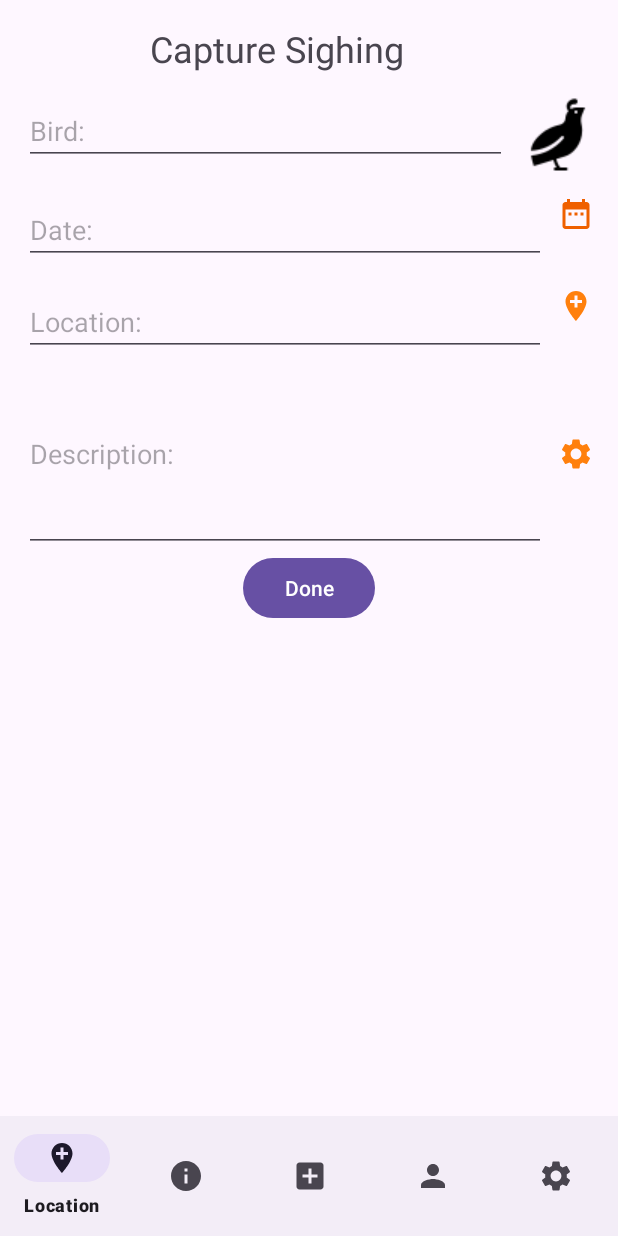
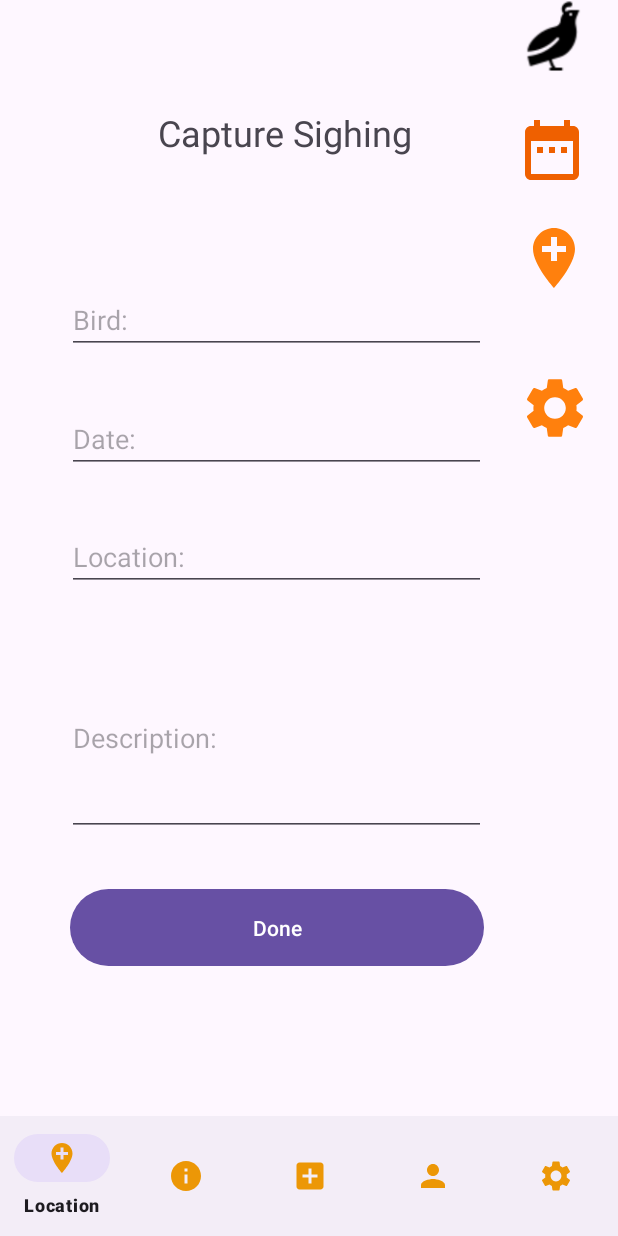
Before and after one commit to Devon0209/Bird_app, an Android app: the fragment AddFragment placed in its activity, on a phone screen of 412 x 824 dp. Run offline under Robolectric (Android 15) with nearby library versions, the phone set to English and light mode, and no system bars; our stand-ins replace Firebase (no records; nobody signed in at launch, a user with empty details on screens opened directly); 1 statement that could not run was skipped.

Commit message:
UI updates

```diff
--- a/app/src/main/AndroidManifest.xml
+++ b/app/src/main/AndroidManifest.xml
@@ -48,7 +48,7 @@
         <activity
             android:name=".MapsActivity"
             android:exported="false"
-            android:label="@string/title_activity_maps" />
+            android:label="Intaka" />
         <activity
 
             android:name=".SignInActivity"
--- a/app/src/main/java/com/example/myapplication/MainActivity.kt
+++ b/app/src/main/java/com/example/myapplication/MainActivity.kt
@@ -5,6 +5,8 @@ import androidx.appcompat.app.AppCompatActivity
 import android.os.Bundle
 import android.widget.Button
 import android.widget.Toast
+import androidx.core.content.ContextCompat
+import com.google.android.material.bottomnavigation.BottomNavigationView
 import com.google.firebase.auth.FirebaseAuth
 
 class MainActivity : AppCompatActivity() {
@@ -23,5 +25,7 @@ try {
     Toast.makeText (this, e.message, Toast.LENGTH_SHORT).show();
 }
 
+
+
     }
 }
--- a/app/src/main/java/com/example/myapplication/MenuActivity.kt
+++ b/app/src/main/java/com/example/myapplication/MenuActivity.kt
@@ -40,6 +40,8 @@ class MenuActivity : AppCompatActivity() {
             .commit()
     }
 
+
+
     override fun onCreate(savedInstanceState: Bundle?) {
         super.onCreate(savedInstanceState)
         setContentView(R.layout.activity_menu)
--- a/app/src/main/java/com/example/myapplication/Profile.kt
+++ b/app/src/main/java/com/example/myapplication/Profile.kt
@@ -2,10 +2,17 @@ package com.example.myapplication
 
 import androidx.appcompat.app.AppCompatActivity
 import android.os.Bundle
+import android.widget.ImageView
 
 class Profile : AppCompatActivity() {
     override fun onCreate(savedInstanceState: Bundle?) {
         super.onCreate(savedInstanceState)
         setContentView(R.layout.activity_profile)
+
+
+
+
+        val circularImageView = findViewById<ImageView>(R.id.imageView2)
+// You can further customize your ImageView or load an image into it here.
     }
 }
--- /dev/null
+++ b/app/src/main/res/drawable/circular_border_background.xml
@@ -0,0 +1,9 @@
+<?xml version="1.0" encoding="utf-8"?>
+<shape xmlns:android="http://schemas.android.com/apk/res/android">
+    <solid android:color="@android:color/transparent" />
+    <stroke
+        android:color="#FFA500"
+         android:width="4dp"
+    />
+    <corners android:radius="1000dp" /> <!-- A large value for a circle -->
+</shape>
--- a/app/src/main/res/layout/activity_menu.xml
+++ b/app/src/main/res/layout/activity_menu.xml
@@ -19,5 +19,6 @@
         android:layout_width="match_parent"
         android:layout_height="wrap_content"
         android:layout_alignParentBottom="true"
+        app:itemIconTint="@color/orange"
         app:menu="@menu/bottom_nav_menu" />
 </RelativeLayout>
--- a/app/src/main/res/layout/activity_profile.xml
+++ b/app/src/main/res/layout/activity_profile.xml
@@ -44,16 +44,17 @@
 
 
     <ImageView
+        style="@style/RoundedImageViewWithBorder"
         android:id="@+id/imageView2"
-        android:layout_width="182dp"
-        android:layout_height="175dp"
-        app:cardCornerRadius="80dp"
+        android:layout_width="190dp"
+        android:layout_height="190dp"
         app:layout_constraintBottom_toBottomOf="parent"
         app:layout_constraintEnd_toEndOf="parent"
         app:layout_constraintHorizontal_bias="0.449"
         app:layout_constraintStart_toStartOf="parent"
         app:layout_constraintTop_toTopOf="parent"
         app:layout_constraintVertical_bias="0.104"
-        tools:srcCompat="@tools:sample/avatars" />
+        tools:srcCompat="@tools:sample/avatars"
+        android:importantForAccessibility="no" />
 
 </androidx.constraintlayout.widget.ConstraintLayout>
--- a/app/src/main/res/layout/fragment_add.xml
+++ b/app/src/main/res/layout/fragment_add.xml
@@ -1,109 +1,138 @@
 <?xml version="1.0" encoding="utf-8"?>
-    <LinearLayout
-        xmlns:android="http://schemas.android.com/apk/res/android"
+<androidx.constraintlayout.widget.ConstraintLayout xmlns:android="http://schemas.android.com/apk/res/android"
+    xmlns:app="http://schemas.android.com/apk/res-auto"
     xmlns:tools="http://schemas.android.com/tools"
+    android:id="@+id/linearLayout"
     android:layout_width="match_parent"
     android:layout_height="match_parent"
-        android:orientation="vertical"
-        android:padding="16dp"
     tools:context=".Sightings.AddFragment">
-        <TextView
-            android:layout_width="match_parent"
-            android:layout_height="wrap_content"
-            android:text="              Capture Sighing"
-            android:textSize="24sp"
-            android:layout_gravity="center"
-            android:layout_marginBottom="16dp" />
 
     <!-- Bird Input -->
-        <LinearLayout
-            android:layout_width="match_parent"
-            android:layout_height="wrap_content"
-            android:orientation="horizontal"
-            android:layout_marginBottom="16dp">
+
+
+    <!-- Date Input -->
+
+
+    <!-- Location Input -->
+
+
+    <TextView
+        android:id="@+id/textView5"
+        android:layout_width="194dp"
+        android:layout_height="43dp"
+
+        android:text=" Capture Sighing"
+        android:textSize="24sp"
+        app:layout_constraintBottom_toTopOf="@+id/editTextDescription"
+        app:layout_constraintEnd_toEndOf="parent"
+        app:layout_constraintHorizontal_bias="0.456"
+        app:layout_constraintStart_toStartOf="parent"
+        app:layout_constraintTop_toTopOf="parent"
+        app:layout_constraintVertical_bias="0.187" />
 
     <EditText
-                android:layout_width="0dp"
-                android:layout_height="wrap_content"
-                android:layout_weight="1"
+        android:id="@+id/editTextBird"
+        android:layout_width="279dp"
+        android:layout_height="45dp"
+        android:layout_marginBottom="116dp"
         android:hint="Bird:"
-                android:id="@+id/editTextBird" />
+        app:layout_constraintBottom_toTopOf="@+id/editTextDescription"
+        app:layout_constraintEnd_toEndOf="@+id/textView5"
+        app:layout_constraintHorizontal_bias="0.647"
+        app:layout_constraintStart_toStartOf="@+id/textView5"
+        app:layout_constraintTop_toBottomOf="@+id/textView5" />
 
     <ImageView
-                android:layout_width="wrap_content"
-                android:layout_height="wrap_content"
+        android:id="@+id/imageView3"
+        android:layout_width="48dp"
+        android:layout_height="48dp"
+
         android:src="@drawable/hotspot_marker"
-                android:layout_marginStart="8dp" />
-        </LinearLayout>
+        app:layout_constraintEnd_toEndOf="parent"
+        app:layout_constraintStart_toEndOf="@+id/editTextBird"
+        tools:layout_editor_absoluteY="142dp" />
 
-        <!-- Date Input -->
-        <LinearLayout
-            android:layout_width="match_parent"
-            android:layout_height="wrap_content"
-            android:orientation="horizontal"
-            android:layout_marginBottom="16dp">
+
+    <!-- Add Button -->
 
     <EditText
-                android:layout_width="0dp"
-                android:layout_height="wrap_content"
-                android:layout_weight="1"
+        android:id="@+id/editTextDate"
+        android:layout_width="279dp"
+        android:layout_height="44dp"
         android:hint="Date:"
-                android:id="@+id/editTextDate" />
+        app:layout_constraintBottom_toTopOf="@+id/editTextDescription"
+        app:layout_constraintEnd_toEndOf="@+id/editTextBird"
+        app:layout_constraintHorizontal_bias="0.0"
+        app:layout_constraintStart_toStartOf="@+id/editTextBird"
+        app:layout_constraintTop_toBottomOf="@+id/editTextBird"
+        app:layout_constraintVertical_bias="0.241" />
 
     <ImageView
-                android:layout_width="wrap_content"
-                android:layout_height="wrap_content"
+        android:id="@+id/imageView4"
+        android:layout_width="48dp"
+        android:layout_height="48dp"
+        android:layout_marginTop="28dp"
         android:src="@drawable/ic_date_icon"
-                android:layout_marginStart="8dp" />
-        </LinearLayout>
-
-        <!-- Location Input -->
-        <LinearLayout
-            android:layout_width="match_parent"
-            android:layout_height="wrap_content"
-            android:orientation="horizontal">
+        app:layout_constraintEnd_toEndOf="parent"
+        app:layout_constraintStart_toEndOf="@+id/editTextDate"
+        app:layout_constraintTop_toBottomOf="@+id/imageView3" />
 
     <EditText
-                android:layout_width="0dp"
+        android:id="@+id/editTextLocation"
+        android:layout_width="279dp"
         android:layout_height="wrap_content"
-                android:layout_weight="1"
         android:hint="Location:"
-                android:id="@+id/editTextLocation" />
+        app:layout_constraintBottom_toTopOf="@+id/editTextDescription"
+        app:layout_constraintEnd_toEndOf="@+id/editTextDate"
+        app:layout_constraintHorizontal_bias="0.0"
+        app:layout_constraintStart_toStartOf="@+id/editTextDate"
+        app:layout_constraintTop_toBottomOf="@+id/editTextDate" />
 
     <ImageView
-                android:layout_width="wrap_content"
-                android:layout_height="wrap_content"
+        android:id="@+id/imageView5"
+        android:layout_width="48dp"
+        android:layout_height="48dp"
+        android:layout_marginTop="24dp"
         android:src="@drawable/ic_location"
-                android:layout_marginStart="8dp" />
-        </LinearLayout>
-
-        <LinearLayout
-            android:layout_width="match_parent"
-            android:layout_height="wrap_content"
-            android:orientation="horizontal">
+        app:layout_constraintEnd_toEndOf="parent"
+        app:layout_constraintHorizontal_bias="0.541"
+        app:layout_constraintStart_toEndOf="@+id/editTextLocation"
+        app:layout_constraintTop_toBottomOf="@+id/imageView4" />
 
     <EditText
-                android:layout_width="0dp"
+        android:id="@+id/editTextDescription"
+        android:layout_width="279dp"
         android:layout_height="wrap_content"
-                android:layout_weight="1"
-                android:hint="Description:"
-                android:id="@+id/editTextDescription"
+        android:hint="@string/description"
         android:lines="5"
-                />
+        app:layout_constraintBottom_toBottomOf="parent"
+        app:layout_constraintEnd_toEndOf="@+id/editTextLocation"
+        app:layout_constraintHorizontal_bias="1.0"
+        app:layout_constraintStart_toStartOf="@+id/editTextLocation"
+        app:layout_constraintTop_toTopOf="parent"
+        app:layout_constraintVertical_bias="0.696" />
 
     <ImageView
-                android:layout_width="wrap_content"
-                android:layout_height="match_parent"
-                android:layout_marginStart="8dp"
+        android:id="@+id/imageView6"
+        android:layout_width="48dp"
+        android:layout_height="48dp"
+        android:layout_marginTop="52dp"
         android:lines="5"
-                android:src="@drawable/ic_settings" />
-        </LinearLayout>
+        android:src="@drawable/ic_settings"
+        app:layout_constraintEnd_toEndOf="parent"
+        app:layout_constraintHorizontal_bias="0.55"
+        app:layout_constraintStart_toEndOf="@+id/editTextDescription"
+        app:layout_constraintTop_toBottomOf="@+id/imageView5" />
 
-        <!-- Add Button -->
     <Button
-            android:layout_width="wrap_content"
-            android:layout_height="wrap_content"
+        android:id="@+id/addButton"
+        android:layout_width="276dp"
+        android:layout_height="59dp"
         android:text="Done"
-            android:id="@+id/addButton"
-            android:layout_gravity="center" />
-    </LinearLayout>
+        app:layout_constraintBottom_toBottomOf="parent"
+        app:layout_constraintEnd_toEndOf="@+id/editTextDescription"
+        app:layout_constraintHorizontal_bias="0.564"
+        app:layout_constraintStart_toStartOf="@+id/editTextDescription"
+        app:layout_constraintTop_toBottomOf="@+id/editTextDescription"
+        app:layout_constraintVertical_bias="0.247" />
+</androidx.constraintlayout.widget.ConstraintLayout>
--- a/app/src/main/res/values/ids.xml
+++ /dev/null
@@ -1,4 +0,0 @@
-<?xml version="1.0" encoding="utf-8"?>
-<resources>
-    <item name="addImageButton" type="id" />
-</resources>
--- /dev/null
+++ b/app/src/main/res/values/profile.xml
@@ -0,0 +1,9 @@
+<?xml version="1.0" encoding="utf-8"?>
+<resources>
+    <style name="RoundedImageViewWithBorder">
+        <item name="android:background">@drawable/circular_border_background</item>
+        <item name="android:layout_width">wrap_content</item>
+        <item name="android:layout_height">wrap_content</item>
+    </style>
+
+</resources>
--- a/app/src/main/res/values/strings.xml
+++ b/app/src/main/res/values/strings.xml
@@ -3,5 +3,6 @@
     <string name="title_activity_maps">MapsActivity</string>
     <string name="title_activity_maps_activitymain">MapsActivitymain</string>
     <string name="hello_blank_fragment">Hello blank fragment</string>
+    <string name="description">Description:</string>
 
 </resources>
--- a/app/src/main/res/values/themes.xml
+++ b/app/src/main/res/values/themes.xml
@@ -3,7 +3,7 @@
     <style name="Base.Theme.MyApplication" parent="Theme.Material3.DayNight.NoActionBar">
         <!-- Customize your light theme here. -->
         <!-- <item name="colorPrimary">@color/my_light_primary</item> -->
-        <item name= "colorPrimaryVariant">@color/orange</item>
+
 
     </style>
 
```
Lines whose indentation alone changed are shown as unchanged.
